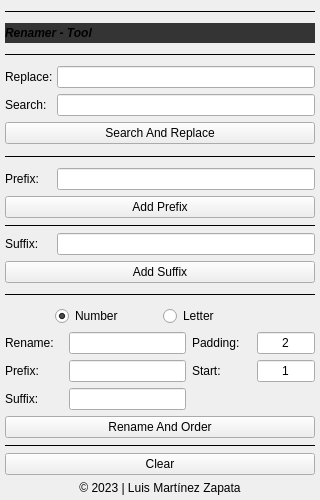
Qt form scripts/rig/rigTools/gui/renamer_tool_1.0.ui (zapata0002/morphTools) before a commit.
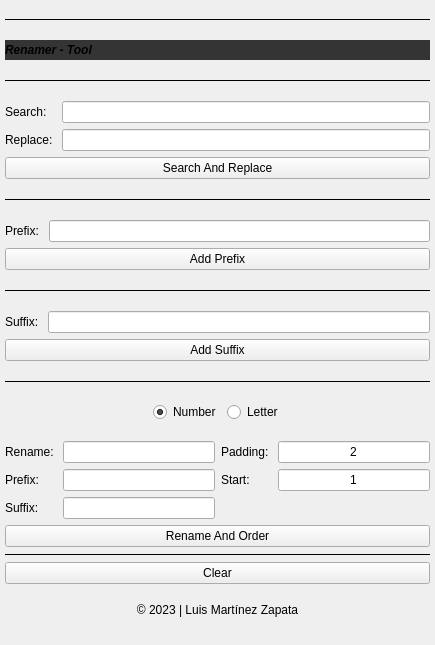
The same form after that commit.

Patch:
```diff
--- a/scripts/rig/rigTools/gui/renamer_tool_1.0.ui
+++ b/scripts/rig/rigTools/gui/renamer_tool_1.0.ui
@@ -6,8 +6,8 @@
    <rect>
     <x>0</x>
     <y>0</y>
-    <width>320</width>
-    <height>500</height>
+    <width>435</width>
+    <height>645</height>
    </rect>
   </property>
   <property name="sizePolicy">
@@ -45,18 +45,13 @@
     <number>5</number>
    </property>
    <item>
-    <layout class="QVBoxLayout" name="verticalLayout">
-     <property name="sizeConstraint">
-      <enum>QLayout::SetFixedSize</enum>
-     </property>
-     <item>
       <layout class="QHBoxLayout" name="horizontalLayout">
        <item>
         <layout class="QVBoxLayout" name="verticalLayout_4">
          <item>
           <widget class="Line" name="line_4">
            <property name="sizePolicy">
-            <sizepolicy hsizetype="Preferred" vsizetype="Preferred">
+          <sizepolicy hsizetype="Preferred" vsizetype="Fixed">
              <horstretch>0</horstretch>
              <verstretch>0</verstretch>
             </sizepolicy>
@@ -72,7 +67,7 @@
          <item>
           <widget class="QLabel" name="title_2">
            <property name="sizePolicy">
-            <sizepolicy hsizetype="Preferred" vsizetype="Preferred">
+          <sizepolicy hsizetype="Preferred" vsizetype="Fixed">
              <horstretch>0</horstretch>
              <verstretch>0</verstretch>
             </sizepolicy>
@@ -110,7 +105,7 @@
             <bool>true</bool>
            </property>
            <property name="sizePolicy">
-            <sizepolicy hsizetype="Preferred" vsizetype="Preferred">
+          <sizepolicy hsizetype="Preferred" vsizetype="Fixed">
              <horstretch>0</horstretch>
              <verstretch>0</verstretch>
             </sizepolicy>
@@ -124,62 +119,24 @@
           </widget>
          </item>
          <item>
-          <layout class="QVBoxLayout" name="vertical_layout_2">
-           <item>
-            <layout class="QHBoxLayout" name="horizontal_layout_4" stretch="1,5">
-             <property name="spacing">
-              <number>0</number>
-             </property>
-             <item>
-              <widget class="QLabel" name="lbl_replace">
-               <property name="text">
-                <string>Replace: </string>
-               </property>
-              </widget>
-             </item>
-             <item>
-              <widget class="QLineEdit" name="in_replace">
-               <property name="sizePolicy">
-                <sizepolicy hsizetype="Preferred" vsizetype="Preferred">
-                 <horstretch>0</horstretch>
-                 <verstretch>0</verstretch>
-                </sizepolicy>
-               </property>
-               <property name="text">
-                <string/>
-               </property>
-              </widget>
-             </item>
-            </layout>
-           </item>
-           <item>
-            <layout class="QHBoxLayout" name="horizontal_layout_5" stretch="1,5">
-             <property name="spacing">
-              <number>0</number>
-             </property>
-             <item>
+        <layout class="QGridLayout" name="gridLayout" rowstretch="0,0,0,0,0" columnstretch="0,1">
+         <item row="2" column="0">
               <widget class="QLabel" name="lbl_search">
+           <property name="sizePolicy">
+            <sizepolicy hsizetype="Preferred" vsizetype="Fixed">
+             <horstretch>0</horstretch>
+             <verstretch>0</verstretch>
+            </sizepolicy>
+           </property>
                <property name="text">
                 <string>Search: </string>
                </property>
               </widget>
              </item>
-             <item>
-              <widget class="QLineEdit" name="in_search">
-               <property name="sizePolicy">
-                <sizepolicy hsizetype="Preferred" vsizetype="Preferred">
-                 <horstretch>0</horstretch>
-                 <verstretch>0</verstretch>
-                </sizepolicy>
-               </property>
-              </widget>
-             </item>
-            </layout>
-           </item>
-           <item>
+         <item row="4" column="0" colspan="2">
             <widget class="QPushButton" name="btn_searchReplace">
              <property name="sizePolicy">
-              <sizepolicy hsizetype="Preferred" vsizetype="Preferred">
+            <sizepolicy hsizetype="Preferred" vsizetype="Fixed">
                <horstretch>0</horstretch>
                <verstretch>0</verstretch>
               </sizepolicy>
@@ -189,12 +146,48 @@
              </property>
             </widget>
            </item>
+         <item row="2" column="1">
+          <widget class="QLineEdit" name="in_search">
+           <property name="sizePolicy">
+            <sizepolicy hsizetype="Preferred" vsizetype="Fixed">
+             <horstretch>0</horstretch>
+             <verstretch>0</verstretch>
+            </sizepolicy>
+           </property>
+          </widget>
+         </item>
+         <item row="3" column="1">
+          <widget class="QLineEdit" name="in_replace">
+           <property name="sizePolicy">
+            <sizepolicy hsizetype="Preferred" vsizetype="Fixed">
+             <horstretch>0</horstretch>
+             <verstretch>0</verstretch>
+            </sizepolicy>
+           </property>
+           <property name="text">
+            <string/>
+           </property>
+          </widget>
+         </item>
+         <item row="3" column="0">
+          <widget class="QLabel" name="lbl_replace">
+           <property name="sizePolicy">
+            <sizepolicy hsizetype="Preferred" vsizetype="Fixed">
+             <horstretch>0</horstretch>
+             <verstretch>0</verstretch>
+            </sizepolicy>
+           </property>
+           <property name="text">
+            <string>Replace: </string>
+           </property>
+          </widget>
+         </item>
           </layout>
          </item>
          <item>
-          <widget class="Line" name="line_2">
+        <widget class="Line" name="line">
            <property name="sizePolicy">
-            <sizepolicy hsizetype="Preferred" vsizetype="Preferred">
+          <sizepolicy hsizetype="Preferred" vsizetype="Fixed">
              <horstretch>0</horstretch>
              <verstretch>0</verstretch>
             </sizepolicy>
@@ -208,14 +201,28 @@
           </widget>
          </item>
          <item>
-          <layout class="QVBoxLayout" name="verticalLayout_6">
-           <item>
-            <layout class="QHBoxLayout" name="horizontalLayout_4" stretch="1,5">
-             <property name="spacing">
-              <number>0</number>
-             </property>
-             <item>
+        <layout class="QGridLayout" name="gridLayout_2" columnstretch="0,1">
+         <item row="0" column="1">
+          <widget class="QLineEdit" name="in_prefix">
+           <property name="sizePolicy">
+            <sizepolicy hsizetype="Preferred" vsizetype="Fixed">
+             <horstretch>0</horstretch>
+             <verstretch>0</verstretch>
+            </sizepolicy>
+           </property>
+           <property name="text">
+            <string/>
+           </property>
+          </widget>
+         </item>
+         <item row="0" column="0">
               <widget class="QLabel" name="lbl_prefix">
+           <property name="sizePolicy">
+            <sizepolicy hsizetype="Preferred" vsizetype="Fixed">
+             <horstretch>0</horstretch>
+             <verstretch>0</verstretch>
+            </sizepolicy>
+           </property>
                <property name="layoutDirection">
                 <enum>Qt::LeftToRight</enum>
                </property>
@@ -227,25 +234,10 @@
                </property>
               </widget>
              </item>
-             <item>
-              <widget class="QLineEdit" name="in_prefix">
-               <property name="sizePolicy">
-                <sizepolicy hsizetype="Preferred" vsizetype="Preferred">
-                 <horstretch>0</horstretch>
-                 <verstretch>0</verstretch>
-                </sizepolicy>
-               </property>
-               <property name="text">
-                <string/>
-               </property>
-              </widget>
-             </item>
-            </layout>
-           </item>
-           <item>
+         <item row="1" column="0" colspan="2">
             <widget class="QPushButton" name="btn_prefix">
              <property name="sizePolicy">
-              <sizepolicy hsizetype="Preferred" vsizetype="Preferred">
+            <sizepolicy hsizetype="Preferred" vsizetype="Fixed">
                <horstretch>0</horstretch>
                <verstretch>0</verstretch>
               </sizepolicy>
@@ -258,12 +250,13 @@
           </layout>
          </item>
          <item>
-          <layout class="QVBoxLayout" name="verticalLayout_5">
-           <property name="spacing">
-            <number>6</number>
-           </property>
-           <item>
-            <widget class="Line" name="line">
+        <widget class="Line" name="line_2">
+         <property name="sizePolicy">
+          <sizepolicy hsizetype="Preferred" vsizetype="Fixed">
+           <horstretch>0</horstretch>
+           <verstretch>0</verstretch>
+          </sizepolicy>
+         </property>
              <property name="frameShadow">
               <enum>QFrame::Plain</enum>
              </property>
@@ -272,26 +265,12 @@
              </property>
             </widget>
            </item>
-          </layout>
-         </item>
          <item>
-          <layout class="QVBoxLayout" name="verticalLayout_7">
-           <item>
-            <layout class="QHBoxLayout" name="horizontalLayout_5" stretch="1,5">
-             <property name="spacing">
-              <number>0</number>
-             </property>
-             <item>
-              <widget class="QLabel" name="lbl_suffix">
-               <property name="text">
-                <string>Suffix: </string>
-               </property>
-              </widget>
-             </item>
-             <item>
+        <layout class="QGridLayout" name="gridLayout_3" columnstretch="0,1">
+         <item row="0" column="1">
               <widget class="QLineEdit" name="in_suffix">
                <property name="sizePolicy">
-                <sizepolicy hsizetype="Preferred" vsizetype="Preferred">
+            <sizepolicy hsizetype="Preferred" vsizetype="Fixed">
                  <horstretch>0</horstretch>
                  <verstretch>0</verstretch>
                 </sizepolicy>
@@ -301,12 +280,23 @@
                </property>
               </widget>
              </item>
-            </layout>
-           </item>
-           <item>
+         <item row="0" column="0">
+          <widget class="QLabel" name="lbl_suffix">
+           <property name="sizePolicy">
+            <sizepolicy hsizetype="Preferred" vsizetype="Fixed">
+             <horstretch>0</horstretch>
+             <verstretch>0</verstretch>
+            </sizepolicy>
+           </property>
+           <property name="text">
+            <string>Suffix: </string>
+           </property>
+          </widget>
+         </item>
+         <item row="1" column="0" colspan="2">
             <widget class="QPushButton" name="btn_suffix">
              <property name="sizePolicy">
-              <sizepolicy hsizetype="Preferred" vsizetype="Preferred">
+            <sizepolicy hsizetype="Preferred" vsizetype="Fixed">
                <horstretch>0</horstretch>
                <verstretch>0</verstretch>
               </sizepolicy>
@@ -321,7 +311,7 @@
          <item>
           <widget class="Line" name="line_5">
            <property name="sizePolicy">
-            <sizepolicy hsizetype="Preferred" vsizetype="Preferred">
+          <sizepolicy hsizetype="Preferred" vsizetype="Fixed">
              <horstretch>0</horstretch>
              <verstretch>0</verstretch>
             </sizepolicy>
@@ -335,17 +325,15 @@
           </widget>
          </item>
          <item>
-          <layout class="QVBoxLayout" name="verticalLayout_9">
-           <item>
-            <layout class="QHBoxLayout" name="horizontalLayout_3" stretch="0,0">
-             <property name="leftMargin">
-              <number>50</number>
-             </property>
-             <property name="rightMargin">
-              <number>50</number>
-             </property>
-             <item>
+        <layout class="QGridLayout" name="gridLayout_5">
+         <item row="0" column="1">
               <widget class="QRadioButton" name="rbtn_orderNum">
+           <property name="sizePolicy">
+            <sizepolicy hsizetype="Preferred" vsizetype="Fixed">
+             <horstretch>0</horstretch>
+             <verstretch>0</verstretch>
+            </sizepolicy>
+           </property>
                <property name="text">
                 <string>Number</string>
                </property>
@@ -357,17 +345,51 @@
                </property>
               </widget>
              </item>
-             <item>
+         <item row="0" column="0">
+          <spacer name="horizontalSpacer">
+           <property name="orientation">
+            <enum>Qt::Horizontal</enum>
+           </property>
+           <property name="sizeHint" stdset="0">
+            <size>
+             <width>40</width>
+             <height>20</height>
+            </size>
+           </property>
+          </spacer>
+         </item>
+         <item row="0" column="2">
               <widget class="QRadioButton" name="rbtn_orderLetter">
+           <property name="sizePolicy">
+            <sizepolicy hsizetype="Preferred" vsizetype="Fixed">
+             <horstretch>0</horstretch>
+             <verstretch>0</verstretch>
+            </sizepolicy>
+           </property>
                <property name="text">
                 <string>Letter</string>
                </property>
               </widget>
              </item>
+         <item row="0" column="3">
+          <spacer name="horizontalSpacer_2">
+           <property name="orientation">
+            <enum>Qt::Horizontal</enum>
+           </property>
+           <property name="sizeHint" stdset="0">
+            <size>
+             <width>40</width>
+             <height>20</height>
+            </size>
+           </property>
+          </spacer>
+         </item>
             </layout>
            </item>
            <item>
-            <layout class="QGridLayout" name="grid_layout" columnstretch="1,2,1,1">
+        <layout class="QVBoxLayout" name="verticalLayout_9">
+         <item>
+          <layout class="QGridLayout" name="grid_layout" rowstretch="0,0,0,0" columnstretch="0,1,0,1">
              <property name="sizeConstraint">
               <enum>QLayout::SetDefaultConstraint</enum>
              </property>
@@ -380,37 +402,23 @@
              <property name="rightMargin">
               <number>0</number>
              </property>
-             <item row="1" column="0">
+           <item row="0" column="0">
               <widget class="QLabel" name="lbl_orderRename">
+             <property name="sizePolicy">
+              <sizepolicy hsizetype="Preferred" vsizetype="Fixed">
+               <horstretch>0</horstretch>
+               <verstretch>0</verstretch>
+              </sizepolicy>
+             </property>
                <property name="text">
                 <string>Rename: </string>
                </property>
               </widget>
              </item>
-             <item row="2" column="0">
-              <widget class="QLabel" name="lbl_orderPrefix">
-               <property name="text">
-                <string>Prefix: </string>
-               </property>
-              </widget>
-             </item>
-             <item row="3" column="1">
-              <widget class="QLineEdit" name="in_orderSuffix">
-               <property name="sizePolicy">
-                <sizepolicy hsizetype="Preferred" vsizetype="Preferred">
-                 <horstretch>0</horstretch>
-                 <verstretch>0</verstretch>
-                </sizepolicy>
-               </property>
-               <property name="text">
-                <string/>
-               </property>
-              </widget>
-             </item>
-             <item row="2" column="3">
+           <item row="1" column="3">
               <widget class="QLineEdit" name="in_orderStart">
                <property name="sizePolicy">
-                <sizepolicy hsizetype="Preferred" vsizetype="Preferred">
+              <sizepolicy hsizetype="Preferred" vsizetype="Fixed">
                  <horstretch>0</horstretch>
                  <verstretch>0</verstretch>
                 </sizepolicy>
@@ -423,40 +431,49 @@
                </property>
               </widget>
              </item>
-             <item row="3" column="0">
-              <widget class="QLabel" name="lbl_orderSuffix">
+           <item row="0" column="2">
+            <widget class="QLabel" name="lbl_orderPadding">
+             <property name="sizePolicy">
+              <sizepolicy hsizetype="Preferred" vsizetype="Fixed">
+               <horstretch>0</horstretch>
+               <verstretch>0</verstretch>
+              </sizepolicy>
+             </property>
                <property name="text">
-                <string>Suffix: </string>
+              <string>Padding: </string>
                </property>
               </widget>
              </item>
-             <item row="1" column="3">
-              <widget class="QLineEdit" name="in_orderPadding">
+           <item row="0" column="1">
+            <widget class="QLineEdit" name="in_orderRename">
                <property name="sizePolicy">
-                <sizepolicy hsizetype="Preferred" vsizetype="Preferred">
+              <sizepolicy hsizetype="Preferred" vsizetype="Fixed">
                  <horstretch>0</horstretch>
                  <verstretch>0</verstretch>
                 </sizepolicy>
                </property>
                <property name="text">
-                <string>2</string>
-               </property>
-               <property name="alignment">
-                <set>Qt::AlignCenter</set>
-               </property>
-              </widget>
-             </item>
-             <item row="2" column="2">
+              <string/>
+             </property>
+            </widget>
+           </item>
+           <item row="1" column="2">
               <widget class="QLabel" name="lbl_orderStart">
+             <property name="sizePolicy">
+              <sizepolicy hsizetype="Preferred" vsizetype="Fixed">
+               <horstretch>0</horstretch>
+               <verstretch>0</verstretch>
+              </sizepolicy>
+             </property>
                <property name="text">
                 <string>Start: </string>
                </property>
               </widget>
              </item>
              <item row="2" column="1">
-              <widget class="QLineEdit" name="in_orderPrefix">
+            <widget class="QLineEdit" name="in_orderSuffix">
                <property name="sizePolicy">
-                <sizepolicy hsizetype="Preferred" vsizetype="Preferred">
+              <sizepolicy hsizetype="Preferred" vsizetype="Fixed">
                  <horstretch>0</horstretch>
                  <verstretch>0</verstretch>
                 </sizepolicy>
@@ -466,10 +483,23 @@
                </property>
               </widget>
              </item>
+           <item row="1" column="0">
+            <widget class="QLabel" name="lbl_orderPrefix">
+             <property name="sizePolicy">
+              <sizepolicy hsizetype="Preferred" vsizetype="Fixed">
+               <horstretch>0</horstretch>
+               <verstretch>0</verstretch>
+              </sizepolicy>
+             </property>
+             <property name="text">
+              <string>Prefix: </string>
+             </property>
+            </widget>
+           </item>
              <item row="1" column="1">
-              <widget class="QLineEdit" name="in_orderRename">
+            <widget class="QLineEdit" name="in_orderPrefix">
                <property name="sizePolicy">
-                <sizepolicy hsizetype="Preferred" vsizetype="Preferred">
+              <sizepolicy hsizetype="Preferred" vsizetype="Fixed">
                  <horstretch>0</horstretch>
                  <verstretch>0</verstretch>
                 </sizepolicy>
@@ -479,19 +509,39 @@
                </property>
               </widget>
              </item>
-             <item row="1" column="2">
-              <widget class="QLabel" name="lbl_orderPadding">
+           <item row="0" column="3">
+            <widget class="QLineEdit" name="in_orderPadding">
+             <property name="sizePolicy">
+              <sizepolicy hsizetype="Preferred" vsizetype="Fixed">
+               <horstretch>0</horstretch>
+               <verstretch>0</verstretch>
+              </sizepolicy>
+             </property>
                <property name="text">
-                <string>Padding: </string>
-               </property>
-              </widget>
-             </item>
-            </layout>
+              <string>2</string>
+             </property>
+             <property name="alignment">
+              <set>Qt::AlignCenter</set>
+             </property>
+            </widget>
+           </item>
+           <item row="2" column="0">
+            <widget class="QLabel" name="lbl_orderSuffix">
+             <property name="sizePolicy">
+              <sizepolicy hsizetype="Preferred" vsizetype="Fixed">
+               <horstretch>0</horstretch>
+               <verstretch>0</verstretch>
+              </sizepolicy>
+             </property>
+             <property name="text">
+              <string>Suffix: </string>
+             </property>
+            </widget>
            </item>
-           <item>
+           <item row="3" column="0" colspan="4">
             <widget class="QPushButton" name="btn_orderRename">
              <property name="sizePolicy">
-              <sizepolicy hsizetype="Preferred" vsizetype="Preferred">
+              <sizepolicy hsizetype="Preferred" vsizetype="Fixed">
                <horstretch>0</horstretch>
                <verstretch>0</verstretch>
               </sizepolicy>
@@ -501,10 +551,12 @@
              </property>
             </widget>
            </item>
+          </layout>
+         </item>
            <item>
             <widget class="Line" name="line_7">
              <property name="sizePolicy">
-              <sizepolicy hsizetype="Preferred" vsizetype="Preferred">
+            <sizepolicy hsizetype="Preferred" vsizetype="Fixed">
                <horstretch>0</horstretch>
                <verstretch>0</verstretch>
               </sizepolicy>
@@ -520,7 +572,7 @@
            <item>
             <widget class="QPushButton" name="btn_clear">
              <property name="sizePolicy">
-              <sizepolicy hsizetype="Preferred" vsizetype="Preferred">
+            <sizepolicy hsizetype="Preferred" vsizetype="Fixed">
                <horstretch>0</horstretch>
                <verstretch>0</verstretch>
               </sizepolicy>
@@ -539,6 +591,12 @@
              <property name="enabled">
               <bool>true</bool>
              </property>
+           <property name="sizePolicy">
+            <sizepolicy hsizetype="Preferred" vsizetype="Fixed">
+             <horstretch>0</horstretch>
+             <verstretch>0</verstretch>
+            </sizepolicy>
+           </property>
              <property name="font">
               <font>
                <italic>false</italic>
@@ -553,6 +611,9 @@
              <property name="autoFillBackground">
               <bool>false</bool>
              </property>
+           <property name="frameShadow">
+            <enum>QFrame::Plain</enum>
+           </property>
              <property name="text">
               <string>© 2023 | Luis Martínez Zapata</string>
              </property>
@@ -568,8 +629,6 @@
       </layout>
      </item>
     </layout>
-   </item>
-  </layout>
  </widget>
  <tabstops>
   <tabstop>in_replace</tabstop>
```
Left out of the diff: 10 changed lines with no effect on the pictures. Lines whose indentation alone changed are shown as unchanged.
